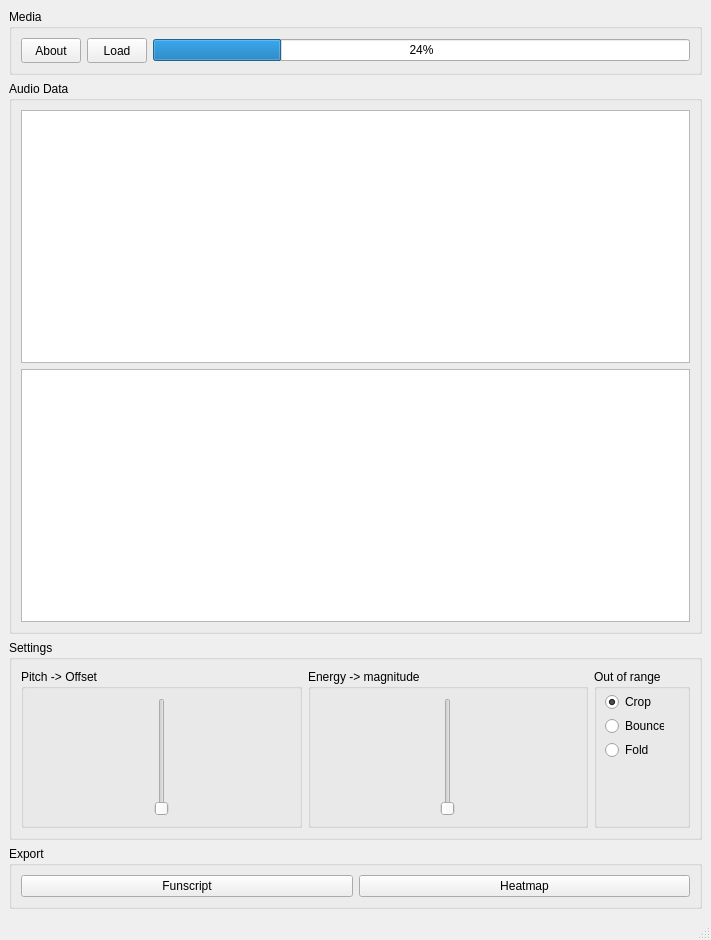
First picture: the form in dancerUI.ui, repository NodudeWasTaken/PythonDancer, before the edit.
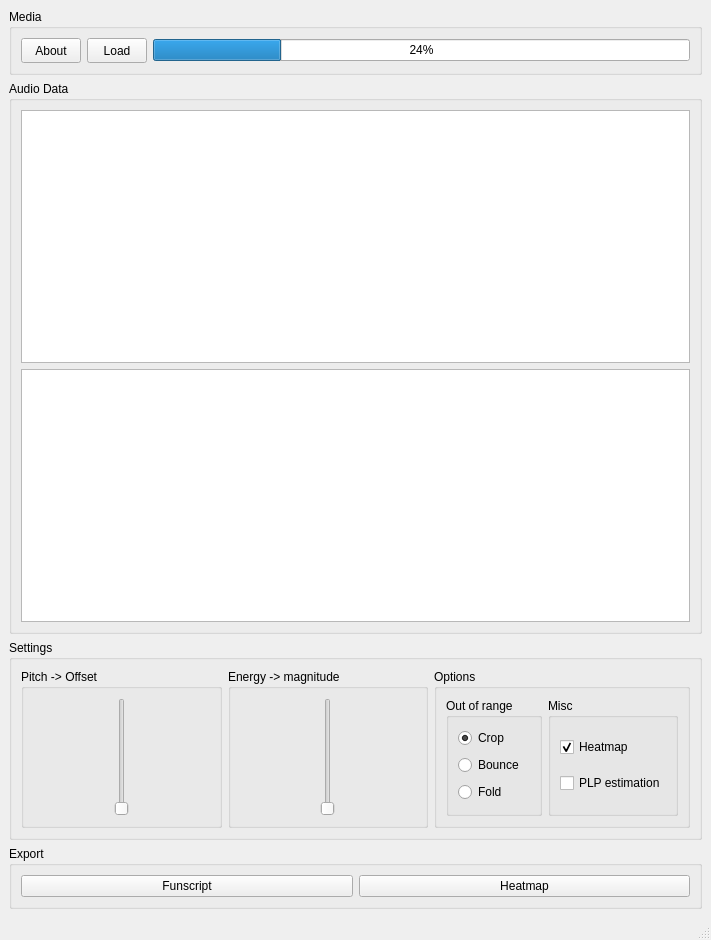
Second picture: the form after the edit.

Diff of the .ui file:
```diff
--- a/dancerUI.ui
+++ b/dancerUI.ui
@@ -160,6 +160,18 @@
           </layout>
          </item>
          <item>
+          <widget class="QGroupBox" name="groupBox_4">
+           <property name="sizePolicy">
+            <sizepolicy hsizetype="Fixed" vsizetype="Preferred">
+             <horstretch>0</horstretch>
+             <verstretch>0</verstretch>
+            </sizepolicy>
+           </property>
+           <property name="title">
+            <string>Options</string>
+           </property>
+           <layout class="QHBoxLayout" name="horizontalLayout_9">
+            <item>
           <widget class="QGroupBox" name="c_groupBox_2">
            <property name="sizePolicy">
             <sizepolicy hsizetype="Fixed" vsizetype="Preferred">
@@ -170,15 +182,9 @@
            <property name="title">
             <string>Out of range</string>
            </property>
+              <layout class="QVBoxLayout" name="verticalLayout_5">
+               <item>
            <widget class="QRadioButton" name="cropButton">
-            <property name="geometry">
-             <rect>
-              <x>11</x>
-              <y>24</y>
-              <width>46</width>
-              <height>18</height>
-             </rect>
-            </property>
             <property name="text">
              <string>Crop</string>
             </property>
@@ -186,32 +192,57 @@
              <bool>true</bool>
             </property>
            </widget>
-           <widget class="QRadioButton" name="foldButton">
-            <property name="geometry">
-             <rect>
-              <x>11</x>
-              <y>72</y>
-              <width>44</width>
-              <height>18</height>
-             </rect>
-            </property>
-            <property name="text">
-             <string>Fold</string>
-            </property>
-           </widget>
+               </item>
+               <item>
            <widget class="QRadioButton" name="bounceButton">
-            <property name="geometry">
-             <rect>
-              <x>11</x>
-              <y>48</y>
-              <width>59</width>
-              <height>18</height>
-             </rect>
-            </property>
             <property name="text">
              <string>Bounce</string>
             </property>
            </widget>
+               </item>
+               <item>
+                <widget class="QRadioButton" name="foldButton">
+                 <property name="text">
+                  <string>Fold</string>
+                 </property>
+                </widget>
+               </item>
+              </layout>
+             </widget>
+            </item>
+            <item>
+             <widget class="QGroupBox" name="groupBox_5">
+              <property name="sizePolicy">
+               <sizepolicy hsizetype="Fixed" vsizetype="Preferred">
+                <horstretch>0</horstretch>
+                <verstretch>0</verstretch>
+               </sizepolicy>
+              </property>
+              <property name="title">
+               <string>Misc</string>
+              </property>
+              <layout class="QVBoxLayout" name="verticalLayout">
+               <item>
+                <widget class="QCheckBox" name="heatOpt">
+                 <property name="text">
+                  <string>Heatmap</string>
+                 </property>
+                 <property name="checked">
+                  <bool>true</bool>
+                 </property>
+                </widget>
+               </item>
+               <item>
+                <widget class="QCheckBox" name="plpOpt">
+                 <property name="text">
+                  <string>PLP estimation</string>
+                 </property>
+                </widget>
+               </item>
+              </layout>
+             </widget>
+            </item>
+           </layout>
           </widget>
          </item>
         </layout>
@@ -262,13 +293,6 @@
   </widget>
   <widget class="QStatusBar" name="statusbar"/>
  </widget>
- <customwidgets>
-  <customwidget>
-   <class>PlotWidget</class>
-   <extends>QGraphicsView</extends>
-   <header>pyqtgraph</header>
-  </customwidget>
- </customwidgets>
  <resources/>
  <connections/>
 </ui>
```
Lines whose indentation alone changed are shown as unchanged.
